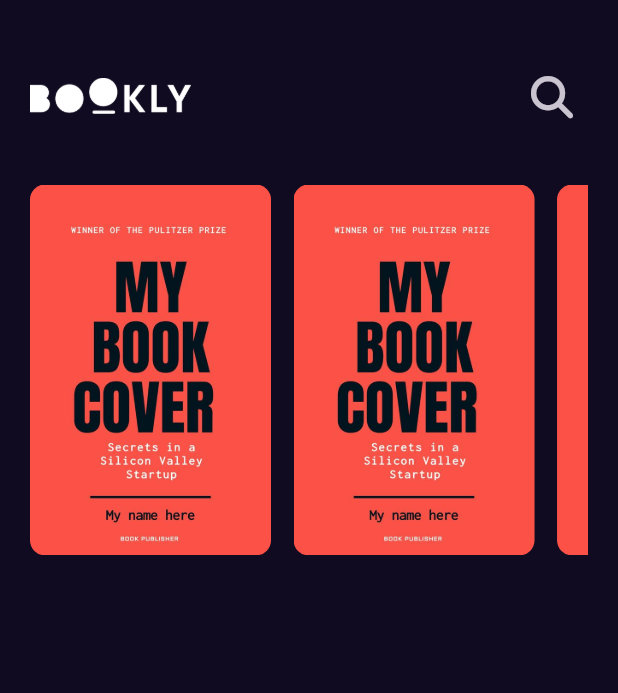
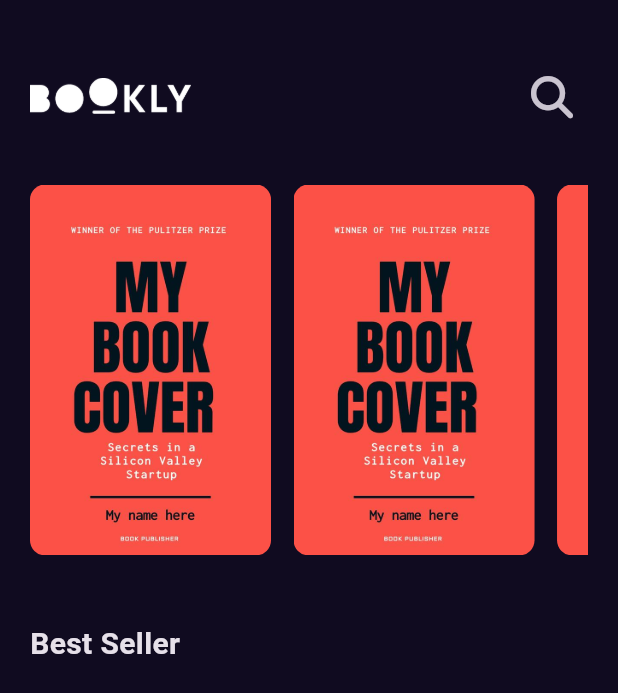
Before and after one commit to abdarahmann/Bookly-_-app, a Flutter app: the screen it shows after launch, on a phone screen of 412 x 824 dp. Shown: the top 693 px of the screen. Run offline on Flutter 3.47's test engine with Material 3 defaults, Android fonts, the phone set to English and light mode, and no system bars; our stand-ins replace font_awesome_flutter, get.

Commit message:
Create styles file and add title to home view

```diff
--- /dev/null
+++ b/lib/core/utils/text_styles.dart
@@ -0,0 +1,6 @@
+import 'package:flutter/material.dart';
+
+abstract class Styles {
+  static const titleMedium =
+      TextStyle(fontSize: 20, fontWeight: FontWeight.w600);
+}
--- a/lib/features/home/presentation/views/widgets/featured_books_list_view.dart
+++ b/lib/features/home/presentation/views/widgets/featured_books_list_view.dart
@@ -17,7 +17,7 @@ class FeaturedBooksListView extends StatelessWidget {
           itemBuilder: (context, index) {
             return const Padding(
               padding: EdgeInsets.only(right: 15),
-              child: ListViewItem(),
+              child: FeaturedListViewItem(),
             );
           }),
     );
--- a/lib/features/home/presentation/views/widgets/home_view_body.dart
+++ b/lib/features/home/presentation/views/widgets/home_view_body.dart
@@ -1,3 +1,4 @@
+import 'package:bookly_app/core/utils/text_styles.dart';
 import 'package:flutter/material.dart';
 
 import 'custom_app_bar.dart';
@@ -14,6 +15,17 @@ class HomeViewBody extends StatelessWidget {
         children: [
           CustomAppBar(),
           FeaturedBooksListView(),
+          SizedBox(
+            height: 45,
+          ),
+          Row(
+            children: [
+              Text(
+                'Best Seller',
+                style: Styles.titleMedium,
+              ),
+            ],
+          )
         ],
       ),
     );
--- a/lib/features/home/presentation/views/widgets/list_view_item.dart
+++ b/lib/features/home/presentation/views/widgets/list_view_item.dart
@@ -2,8 +2,8 @@ import 'package:flutter/material.dart';
 
 import '../../../../../core/utils/assets_data.dart';
 
-class ListViewItem extends StatelessWidget {
-  const ListViewItem({
+class FeaturedListViewItem extends StatelessWidget {
+  const FeaturedListViewItem({
     super.key,
   });
 
```
